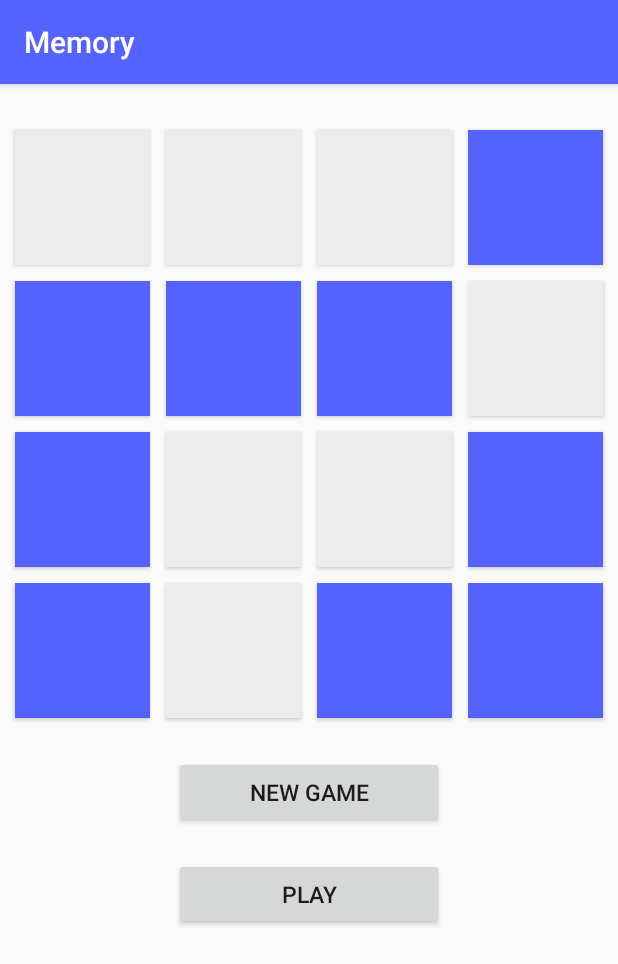
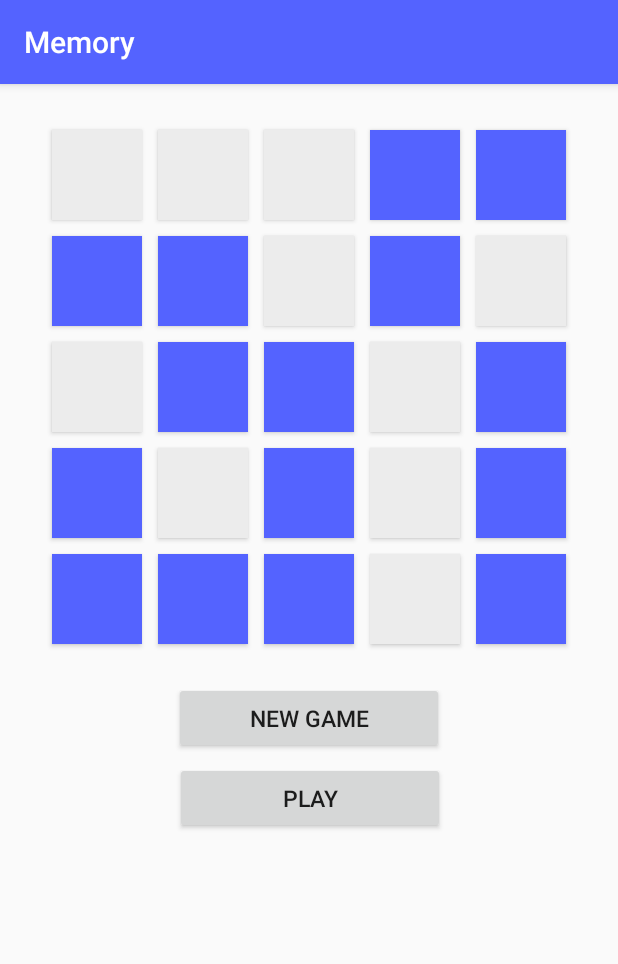
Before and after one commit to dev-nilson/MemoryGame, an Android app: the screen it shows after launch (MainActivity), on a phone screen of 412 x 824 dp. Shown: the top 964 px of the screen. Run offline under Robolectric (Android 15) with nearby library versions, the phone set to English and light mode, and no system bars.

```diff
--- a/Memory/app/src/main/java/com/devnilson/memory/MemoryGame.kt
+++ b/Memory/app/src/main/java/com/devnilson/memory/MemoryGame.kt
@@ -1,7 +1,7 @@
 package com.devnilson.memory
 import kotlin.random.Random
 
-const val GRID_SIZE = 4
+const val GRID_SIZE = 5
 
 class MemoryGame {
     private val lightsGrid = Array(GRID_SIZE) { Array(GRID_SIZE) { true } }
--- a/Memory/app/src/main/res/layout/activity_main.xml
+++ b/Memory/app/src/main/res/layout/activity_main.xml
@@ -11,13 +11,22 @@
         android:layout_width="wrap_content"
         android:layout_height="wrap_content"
         android:useDefaultMargins="true"
-        android:columnCount="4"
-        android:rowCount="4"
+        android:columnCount="5"
+        android:rowCount="5"
         android:layout_margin="25dp"
         app:layout_constraintLeft_toLeftOf="parent"
         app:layout_constraintRight_toRightOf="parent"
         app:layout_constraintTop_toTopOf="parent" >
 
+        <Button style="@style/MemoryButton" />
+        <Button style="@style/MemoryButton" />
+        <Button style="@style/MemoryButton" />
+        <Button style="@style/MemoryButton" />
+        <Button style="@style/MemoryButton" />
+        <Button style="@style/MemoryButton" />
+        <Button style="@style/MemoryButton" />
+        <Button style="@style/MemoryButton" />
+        <Button style="@style/MemoryButton" />
         <Button style="@style/MemoryButton" />
         <Button style="@style/MemoryButton" />
         <Button style="@style/MemoryButton" />
@@ -48,9 +57,9 @@
 
     <Button
         android:id="@+id/play_button"
-        android:layout_marginTop="20dp"
+        style="@style/OptionButton"
         android:text="@string/play"
-        style="@style/OptionButton"
+        app:layout_constraintHorizontal_bias="0.502"
         app:layout_constraintLeft_toLeftOf="parent"
         app:layout_constraintRight_toRightOf="parent"
         app:layout_constraintTop_toBottomOf="@id/new_game_button" />
--- a/Memory/app/src/main/res/values/themes.xml
+++ b/Memory/app/src/main/res/values/themes.xml
@@ -5,8 +5,8 @@
     </style>
 
     <style name="MemoryButton">
-        <item name="android:layout_height">90dp</item>
-        <item name="android:layout_width">90dp</item>
+        <item name="android:layout_height">60dp</item>
+        <item name="android:layout_width">60dp</item>
         <item name="android:layout_margin">5dp</item>
     </style>
 
```
